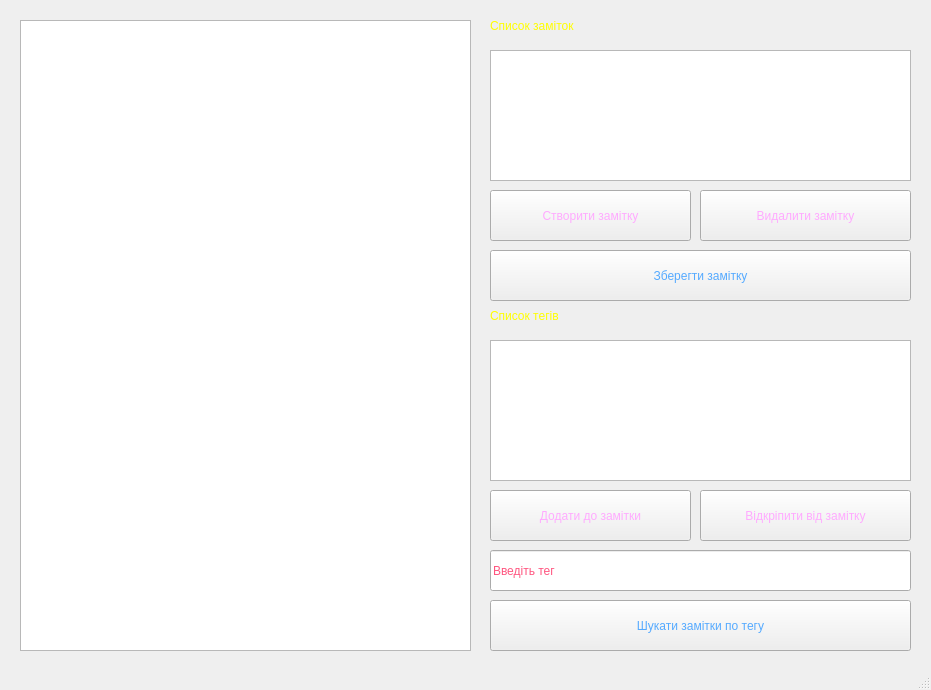
Logika-16-00/KATIA, file notes/untitled.ui: the form before one commit.
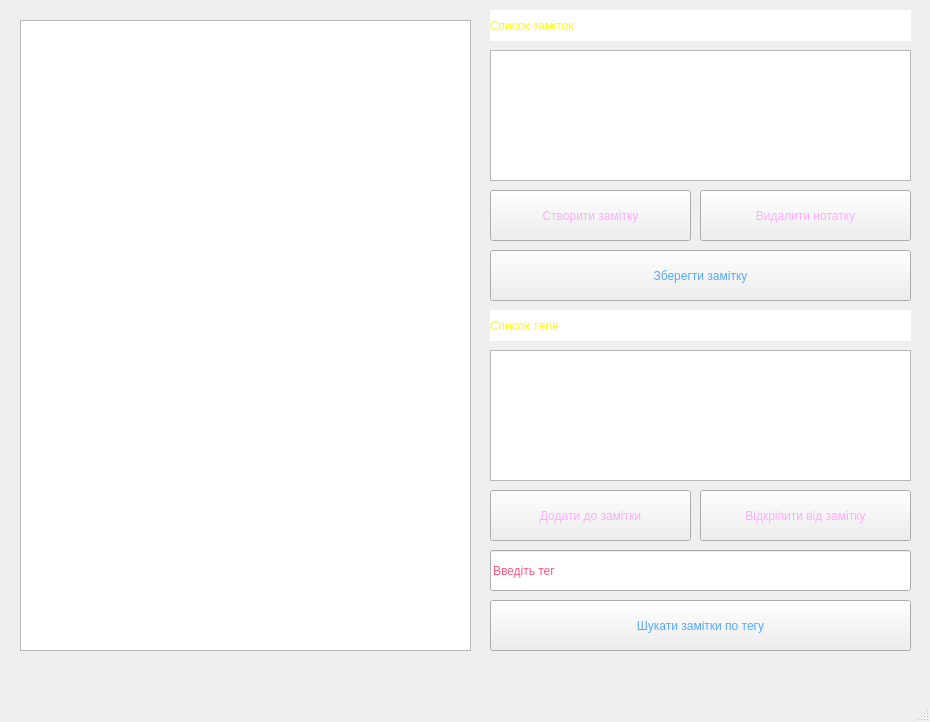
The form after the commit.

Patch:
```diff
--- a/notes/untitled.ui
+++ b/notes/untitled.ui
@@ -6,8 +6,8 @@
    <rect>
     <x>0</x>
     <y>0</y>
-    <width>931</width>
-    <height>690</height>
+    <width>930</width>
+    <height>722</height>
    </rect>
   </property>
   <property name="windowTitle">
@@ -44,13 +44,14 @@
     <property name="geometry">
      <rect>
       <x>490</x>
-      <y>0</y>
-      <width>241</width>
-      <height>51</height>
+      <y>10</y>
+      <width>421</width>
+      <height>31</height>
      </rect>
     </property>
     <property name="styleSheet">
-     <string notr="true">color: rgb(255, 255, 0);</string>
+     <string notr="true">color: rgb(255, 255, 0);
+background-color: rgb(255, 255, 255);</string>
     </property>
     <property name="text">
      <string>Список заміток</string>
@@ -79,7 +80,7 @@
      <string notr="true">color: rgb(255, 170, 255);</string>
     </property>
     <property name="text">
-     <string>Видалити замітку</string>
+     <string>Видалити нотатку</string>
     </property>
    </widget>
    <widget class="QPushButton" name="pushButton_3">
@@ -102,9 +103,9 @@
     <property name="geometry">
      <rect>
       <x>490</x>
-      <y>340</y>
+      <y>350</y>
       <width>421</width>
-      <height>141</height>
+      <height>131</height>
      </rect>
     </property>
    </widget>
@@ -128,13 +129,14 @@
     <property name="geometry">
      <rect>
       <x>490</x>
-      <y>290</y>
-      <width>241</width>
-      <height>51</height>
+      <y>310</y>
+      <width>421</width>
+      <height>31</height>
      </rect>
     </property>
     <property name="styleSheet">
-     <string notr="true">color: rgb(255, 255, 0);</string>
+     <string notr="true">color: rgb(255, 255, 0);
+background-color: rgb(255, 255, 255);</string>
     </property>
     <property name="text">
      <string>Список тегів</string>
```
Left out of the diff: 20 changed lines with no effect on the pictures.
